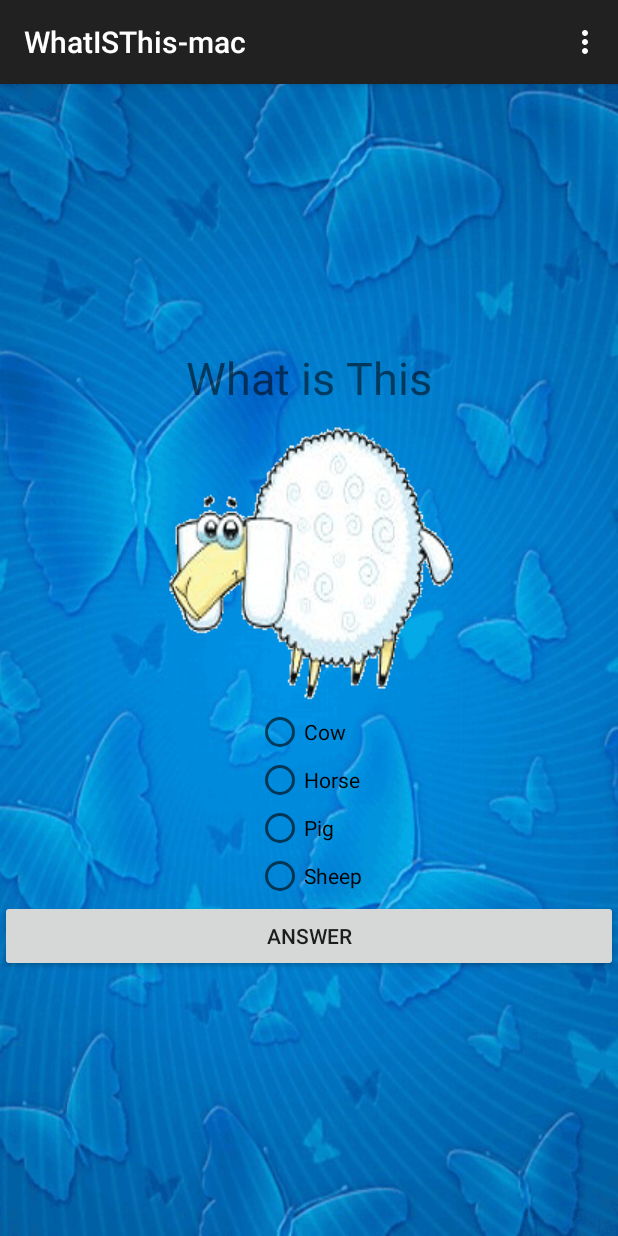
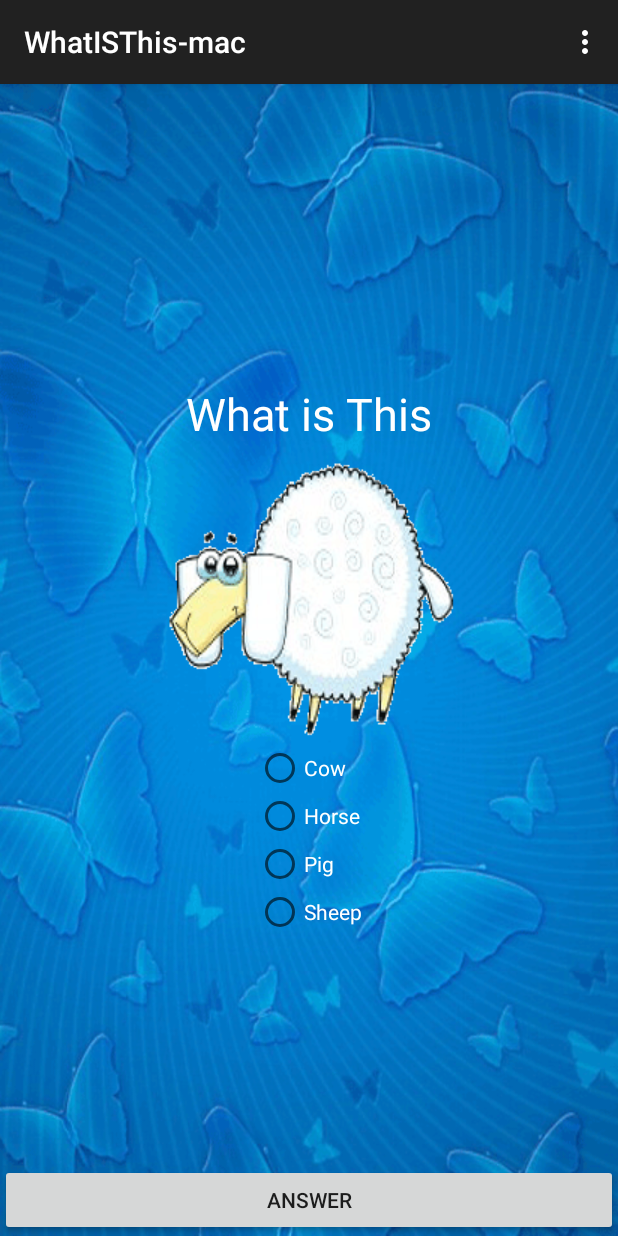
Before and after one commit to oppakub/WhatISThis-mac, an Android app: the screen it shows after launch (MainActivity), on a phone screen of 412 x 824 dp. Run offline under Robolectric (Android 15) with nearby library versions, the phone set to English and light mode, and no system bars.

Commit message:
เพิ่มปุ่มและใส่ text color

```diff
--- a/whatisthis/src/main/AndroidManifest.xml
+++ b/whatisthis/src/main/AndroidManifest.xml
@@ -1,6 +1,7 @@
 <?xml version="1.0" encoding="utf-8"?>
 <manifest xmlns:android="http://schemas.android.com/apk/res/android"
-    package="com.example.whatisthis_mac.whatisthis" >
+    package="com.example.whatisthis_mac.whatisthis"
+    android:installLocation="preferExternal" >
 
     <application
         android:allowBackup="true"
--- a/whatisthis/src/main/res/layout/activity_main.xml
+++ b/whatisthis/src/main/res/layout/activity_main.xml
@@ -9,7 +9,9 @@
         android:orientation="vertical"
         android:layout_width="fill_parent"
         android:layout_height="wrap_content"
-        android:layout_centerVertical="true">
+        android:layout_centerVertical="true"
+        android:layout_alignParentEnd="false"
+        android:layout_alignParentTop="false">
 
         <TextView
             android:layout_width="wrap_content"
@@ -17,7 +19,8 @@
             android:text="@string/app_header"
             android:id="@+id/textView"
             android:textSize="@dimen/header"
-            android:layout_gravity="center_horizontal" />
+            android:layout_gravity="center_horizontal"
+            android:textColor="@color/text_color" />
 
         <ImageView
             android:layout_width="wrap_content"
@@ -35,33 +38,40 @@
                 android:layout_width="wrap_content"
                 android:layout_height="wrap_content"
                 android:text="@string/cow"
-                android:id="@+id/radioButton" />
+                android:id="@+id/radioButton"
+                android:textColor="@color/text_color" />
 
             <RadioButton
                 android:layout_width="wrap_content"
                 android:layout_height="wrap_content"
                 android:text="@string/horse"
-                android:id="@+id/radioButton2" />
+                android:id="@+id/radioButton2"
+                android:textColor="@color/text_color" />
 
             <RadioButton
                 android:layout_width="wrap_content"
                 android:layout_height="wrap_content"
                 android:text="@string/pig"
-                android:id="@+id/radioButton3" />
+                android:id="@+id/radioButton3"
+                android:textColor="@color/text_color" />
 
             <RadioButton
                 android:layout_width="wrap_content"
                 android:layout_height="wrap_content"
                 android:text="@string/sheep"
-                android:id="@+id/radioButton4" />
+                android:id="@+id/radioButton4"
+                android:textColor="@color/text_color" />
         </RadioGroup>
 
-        <Button
-            android:layout_width="match_parent"
-            android:layout_height="wrap_content"
-            android:text="@string/answer"
-            android:id="@+id/button"
-            android:layout_gravity="center_horizontal"
-            android:clickable="false" />
     </LinearLayout>
+
+    <Button
+        android:layout_width="match_parent"
+        android:layout_height="wrap_content"
+        android:text="@string/answer"
+        android:id="@+id/button"
+        android:layout_gravity="center_horizontal"
+        android:clickable="false"
+        android:layout_alignParentBottom="true"
+        android:layout_alignParentTop="false" />
 </RelativeLayout>
--- /dev/null
+++ b/whatisthis/src/main/res/values/colors.xml
@@ -0,0 +1,4 @@
+<?xml version="1.0" encoding="utf-8"?>
+<resources>
+    <color name="text_color">#ffffff</color>
+</resources>
```
